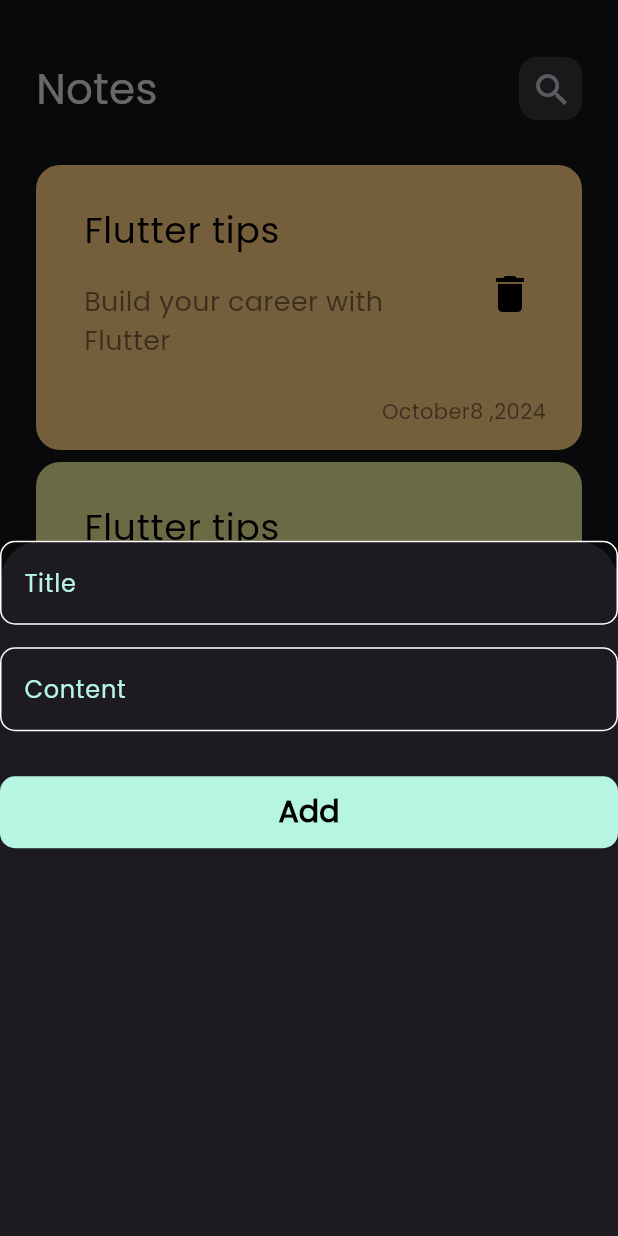
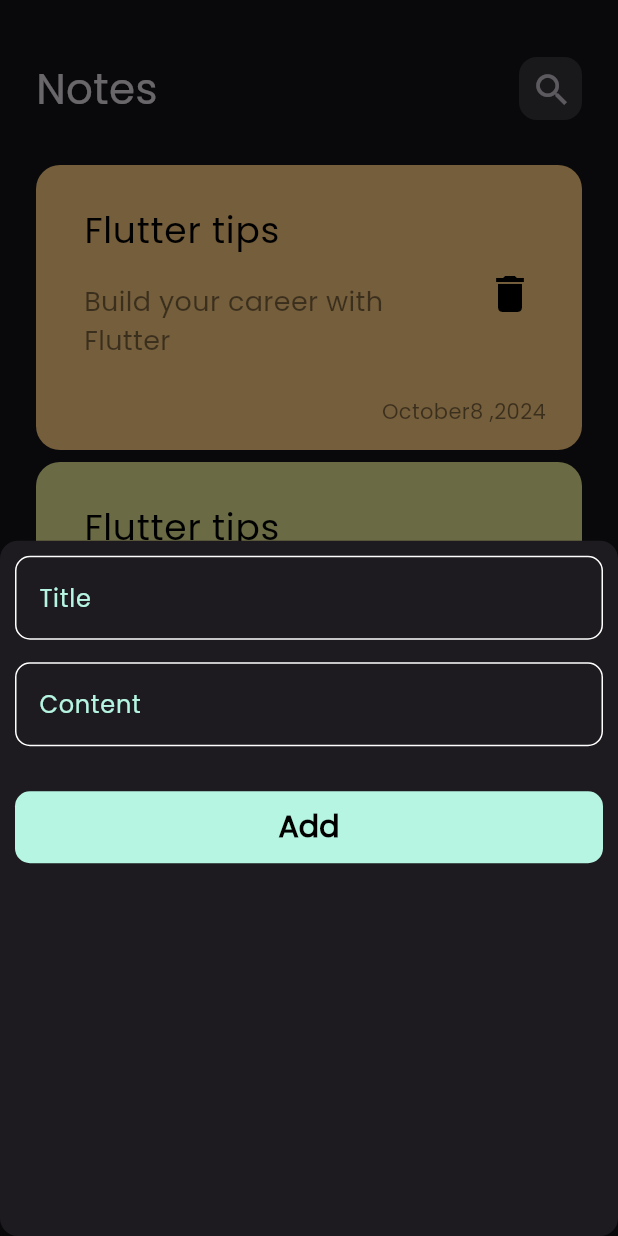
Before and after one commit to HabebaAlgarib/Notes_App, a Flutter app: the screen it shows after launch, after a tap on the "add" icon, on a phone screen of 412 x 824 dp. Run offline on Flutter 3.47's test engine with Material 3 defaults, Android fonts, the phone set to English and light mode, and no system bars.

Commit message:
add border redius to buttom sheet

```diff
--- a/lib/views/notes_views.dart
+++ b/lib/views/notes_views.dart
@@ -11,6 +11,8 @@ class NotesView extends StatelessWidget {
       floatingActionButton: FloatingActionButton(
         onPressed: () {
           showModalBottomSheet(
+              shape: RoundedRectangleBorder(
+                  borderRadius: BorderRadius.circular(12)),
               context: context,
               builder: (context) {
                 return const AddNote();
--- a/lib/widgets/add_note_bottom_sheet.dart
+++ b/lib/widgets/add_note_bottom_sheet.dart
@@ -6,6 +6,8 @@ class AddNote extends StatelessWidget {
   @override
   Widget build(BuildContext context) {
     return Container(
+      child: Padding(
+        padding: const EdgeInsets.all(10.0),
         child: Column(
           children: [
             TextField(
@@ -48,7 +50,7 @@ class AddNote extends StatelessWidget {
               width: double.infinity,
               decoration: BoxDecoration(
                 borderRadius: BorderRadius.circular(10),
-              color: Color.fromARGB(255, 182, 245, 225),
+                color: const Color.fromARGB(255, 182, 245, 225),
               ),
               child: MaterialButton(
                 onPressed: () {},
@@ -64,6 +66,7 @@ class AddNote extends StatelessWidget {
             )
           ],
         ),
+      ),
     );
   }
 }
```
Lines whose indentation alone changed are shown as unchanged.
